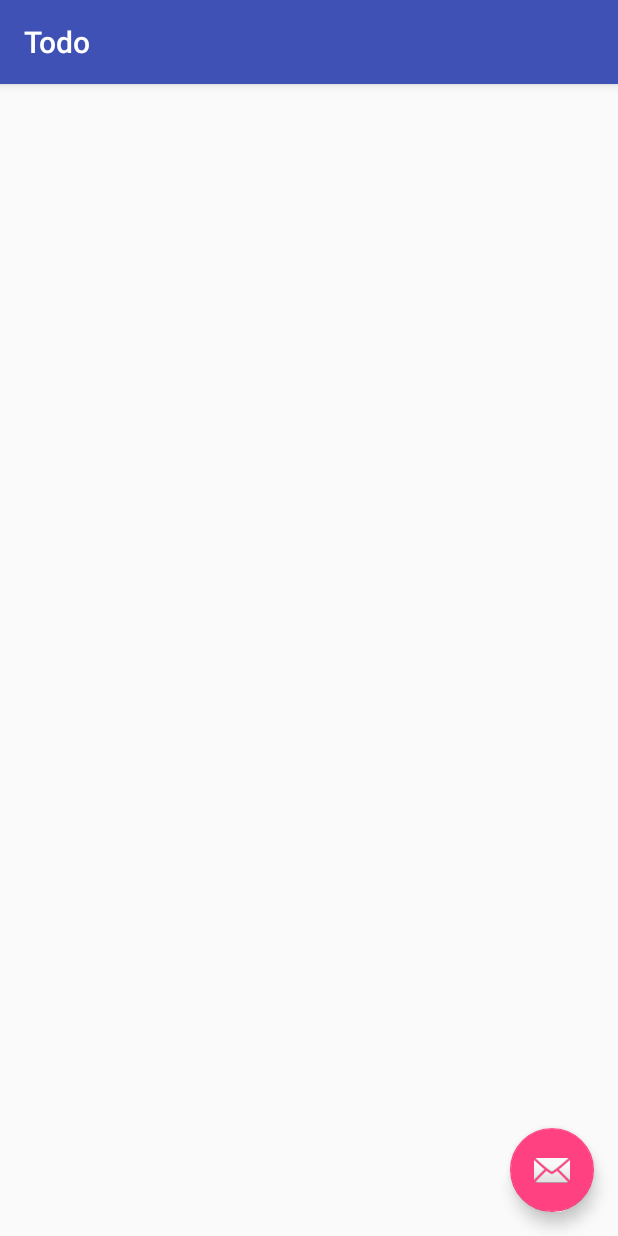
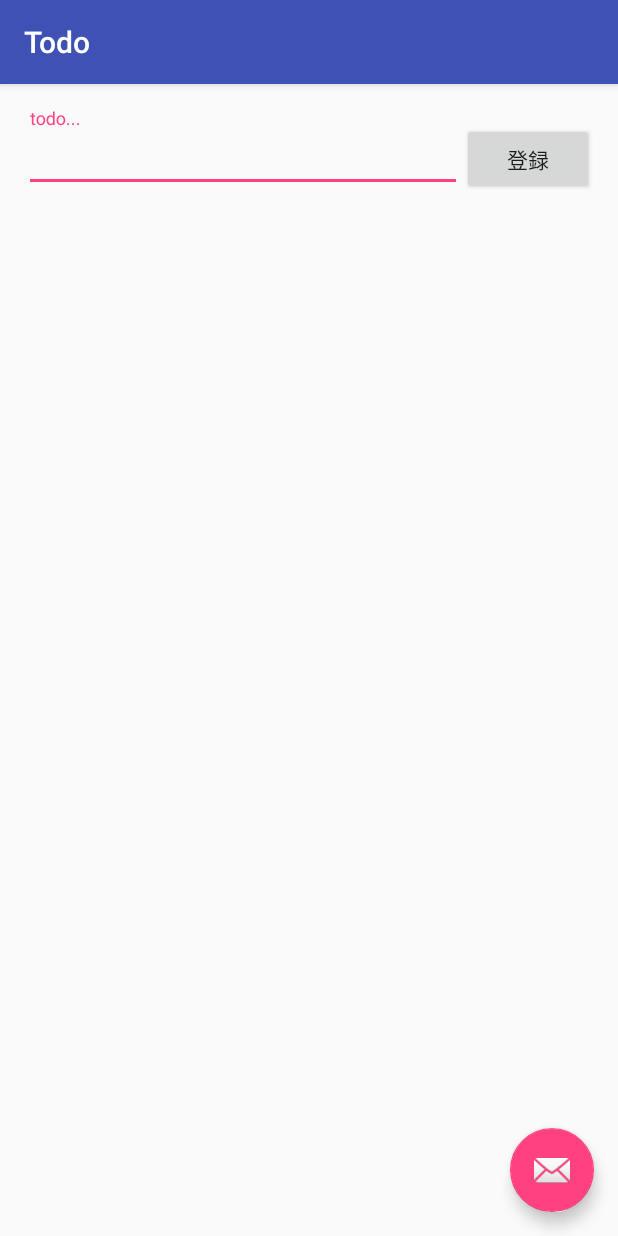
Before and after one commit to kamedon/todo, an Android app: the TaskActivity screen opened directly, with no data from a screen before it, on a phone screen of 412 x 824 dp. Run offline under Robolectric (Android 15) with nearby library versions, the phone set to English and light mode, and no system bars.

Commit message:
入力フォームのアニメーションを実装

```diff
--- a/android/app/src/main/java/com/kamedon/todo/TaskActivity.kt
+++ b/android/app/src/main/java/com/kamedon/todo/TaskActivity.kt
@@ -1,17 +1,39 @@
 package com.kamedon.todo
 
+import android.content.res.Resources
 import android.os.Bundle
 import android.support.v7.app.AppCompatActivity
 import android.support.v7.widget.Toolbar
+import android.util.Log
+import android.view.View
+import android.view.animation.Animation
+import android.view.animation.AnimationUtils
+import com.kamedon.todo.anim.TaskFormAnimation
+import kotlinx.android.synthetic.main.activity_task.*
+import kotlinx.android.synthetic.main.content_task.*
+import kotlinx.android.synthetic.main.content_task.view.*
 
 /**
  * Created by kamedon on 2/29/16.
  */
 class TaskActivity : AppCompatActivity() {
+    lateinit var taskFormAnimation: TaskFormAnimation
+
     override fun onCreate(savedInstanceState: Bundle?) {
         super.onCreate(savedInstanceState)
         setContentView(R.layout.activity_task)
         val toolbar = findViewById(R.id.toolbar) as Toolbar
         setSupportActionBar(toolbar)
+        taskFormAnimation = TaskFormAnimation(layout_register_form)
+        taskFormAnimation.topMargin = resources.getDimension(R.dimen.activity_vertical_margin)
+        btn_toggle_task.setOnClickListener {
+            taskFormAnimation.toggle();
+        }
     }
+
+    override fun onWindowFocusChanged(hasFocus: Boolean) {
+        super.onWindowFocusChanged(hasFocus)
+        taskFormAnimation.init();
+    }
+
 }
--- a/android/app/src/main/res/layout/activity_main.xml
+++ b/android/app/src/main/res/layout/activity_main.xml
@@ -71,7 +71,7 @@
                     android:layout_width="match_parent"
                     android:layout_height="wrap_content"
                     android:hint="@string/prompt_password"
-                    android:imeActionId="@+id/login"
+                    android:imeActionId="@+id/btn_login"
                     android:imeActionLabel="@string/action_login"
                     android:imeOptions="actionUnspecified"
                     android:inputType="textPassword"
--- a/android/app/src/main/res/layout/activity_task.xml
+++ b/android/app/src/main/res/layout/activity_task.xml
@@ -1,5 +1,6 @@
 <?xml version="1.0" encoding="utf-8"?>
-<android.support.design.widget.CoordinatorLayout xmlns:android="http://schemas.android.com/apk/res/android"
+<android.support.design.widget.CoordinatorLayout
+    xmlns:android="http://schemas.android.com/apk/res/android"
     xmlns:app="http://schemas.android.com/apk/res-auto"
     android:layout_width="match_parent"
     android:layout_height="match_parent"
@@ -22,7 +23,7 @@
     <include layout="@layout/content_task" />
 
     <android.support.design.widget.FloatingActionButton
-        android:id="@+id/fab"
+        android:id="@+id/btn_toggle_task"
         android:layout_width="wrap_content"
         android:layout_height="wrap_content"
         android:layout_gravity="bottom|end"
--- a/android/app/src/main/res/layout/content_task.xml
+++ b/android/app/src/main/res/layout/content_task.xml
@@ -12,4 +12,35 @@
     tools:context=".app.MainActivity"
     tools:showIn="@layout/activity_task">
 
+    <LinearLayout
+        android:id="@+id/layout_register_form"
+        android:layout_width="match_parent"
+        android:layout_height="wrap_content"
+        android:orientation="horizontal">
+
+        <android.support.design.widget.TextInputLayout
+            android:layout_width="0dp"
+            android:layout_height="wrap_content"
+            android:layout_weight="1">
+
+            <EditText
+                android:id="@+id/edit_task"
+                android:layout_width="match_parent"
+                android:layout_height="wrap_content"
+                android:hint="@string/prompt_task"
+                android:imeActionId="@+id/btn_register"
+                android:imeOptions="actionUnspecified"
+                android:inputType="text"
+                android:maxLines="1"
+                android:singleLine="true" />
+
+        </android.support.design.widget.TextInputLayout>
+
+        <Button
+            android:id="@+id/btn_register"
+            android:layout_width="wrap_content"
+            android:layout_height="wrap_content"
+            android:text="@string/action_register" />
+    </LinearLayout>
+
 </RelativeLayout>
--- a/android/app/src/main/res/values/strings.xml
+++ b/android/app/src/main/res/values/strings.xml
@@ -15,4 +15,6 @@
     <string name="permission_rationale">"Contacts permissions are needed for providing email
         completions."
     </string>
+    <string name="prompt_task">todo...</string>
+    <string name="action_register">登録</string>
 </resources>
```
Also changed, not shown: android/app/src/main/java/com/kamedon/todo/anim/TaskFormAnimation.kt (added, +67 -0 lines).
